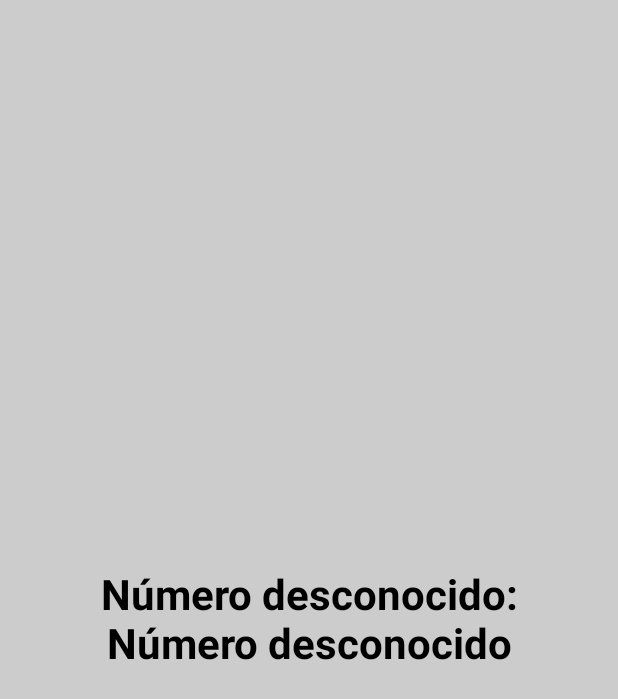
After one commit to XabierCatalan/AplicacionAntiVishing, an Android app: the AlertActivity screen opened directly, with no data from a screen before it, on a phone screen of 412 x 824 dp. The commit adds this screen. Shown: the top 699 px of the screen. Run offline under Robolectric (Android 15) with nearby library versions, the phone set to English and light mode, and no system bars.

Commit message:
cambios en sistema de notificaciones con Creacion de AlertActivity para visibilidad a la hora de llamada, tambien cambios correspondientes en callreceiver

```diff
--- /dev/null
+++ b/app/src/main/java/com/example/aplicacionantivishing/ui/AlertActivity.kt
@@ -0,0 +1,49 @@
+package com.example.aplicacionantivishing.ui
+
+import android.os.Bundle
+import android.view.WindowManager
+import android.widget.LinearLayout
+import android.widget.TextView
+import androidx.appcompat.app.AppCompatActivity
+import com.example.aplicacionantivishing.R
+
+class AlertActivity : AppCompatActivity() {
+
+    override fun onCreate(savedInstanceState: Bundle?) {
+        super.onCreate(savedInstanceState)
+
+        window.addFlags(
+            WindowManager.LayoutParams.FLAG_KEEP_SCREEN_ON or
+                    WindowManager.LayoutParams.FLAG_SHOW_WHEN_LOCKED or
+                    WindowManager.LayoutParams.FLAG_TURN_SCREEN_ON or
+                    WindowManager.LayoutParams.FLAG_FULLSCREEN
+        )
+
+        setContentView(R.layout.activity_alert)
+
+        val incomingNumber = intent.getStringExtra("PHONE_NUMBER") ?: "Número desconocido"
+        val riskLevel = intent.getStringExtra("RISK_LEVEL") ?: "unknown"
+
+        val layout = findViewById<LinearLayout>(R.id.alertLayout)
+        val textView = findViewById<TextView>(R.id.textViewAlert)
+
+        when (riskLevel) {
+            "safe" -> {
+                layout.setBackgroundColor(resources.getColor(R.color.safeGreen, null))
+                textView.text = "Número seguro:\n$incomingNumber"
+            }
+            "suspicious" -> {
+                layout.setBackgroundColor(resources.getColor(R.color.suspiciousYellow, null))
+                textView.text = "Número sospechoso:\n$incomingNumber"
+            }
+            "dangerous" -> {
+                layout.setBackgroundColor(resources.getColor(R.color.dangerRed, null))
+                textView.text = "¡PELIGRO DE ESTAFA!\n$incomingNumber"
+            }
+            else -> {
+                layout.setBackgroundColor(resources.getColor(R.color.gray, null))
+                textView.text = "Número desconocido:\n$incomingNumber"
+            }
+        }
+    }
+}
--- /dev/null
+++ b/app/src/main/res/layout/activity_alert.xml
@@ -0,0 +1,22 @@
+<?xml version="1.0" encoding="utf-8"?>
+<LinearLayout xmlns:android="http://schemas.android.com/apk/res/android"
+    android:id="@+id/alertLayout"
+    android:layout_width="match_parent"
+    android:layout_height="match_parent"
+    android:orientation="vertical"
+    android:gravity="center"
+    android:background="@color/gray"
+    android:padding="24dp">
+
+    <TextView
+        android:id="@+id/textViewAlert"
+        android:layout_width="wrap_content"
+        android:layout_height="wrap_content"
+        android:text="Número desconocido"
+        android:textSize="28sp"
+        android:textStyle="bold"
+        android:textColor="@android:color/black"
+        android:gravity="center"
+        android:padding="16dp" />
+
+</LinearLayout>
--- a/app/src/main/res/values/colors.xml
+++ b/app/src/main/res/values/colors.xml
@@ -7,4 +7,8 @@
     <color name="teal_700">#FF018786</color>
     <color name="black">#FF000000</color>
     <color name="white">#FFFFFFFF</color>
+    <color name="safeGreen">#4CAF50</color> <!-- Verde -->
+    <color name="suspiciousYellow">#FFC107</color> <!-- Amarillo -->
+    <color name="dangerRed">#F44336</color> <!-- Rojo -->
+    <color name="gray">#CCCCCC</color> <!-- Gris de fallback -->
 </resources>
```
Also changed, not shown: app/src/main/AndroidManifest.xml (+9 -2 lines), app/src/main/java/com/example/aplicacionantivishing/MainActivity.kt (deleted, +0 -23 lines), app/src/main/java/com/example/aplicacionantivishing/manager/NotificationManager.kt (+7 -1 lines), app/src/main/java/com/example/aplicacionantivishing/receiver/CallReceiver.kt (+96 -24 lines), app/src/main/java/com/example/aplicacionantivishing/ui/MainActivity.kt (added, +38 -0 lines).
